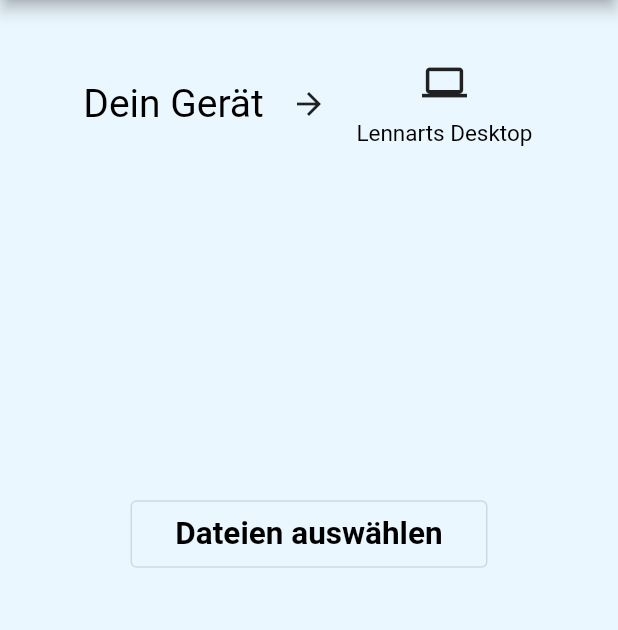
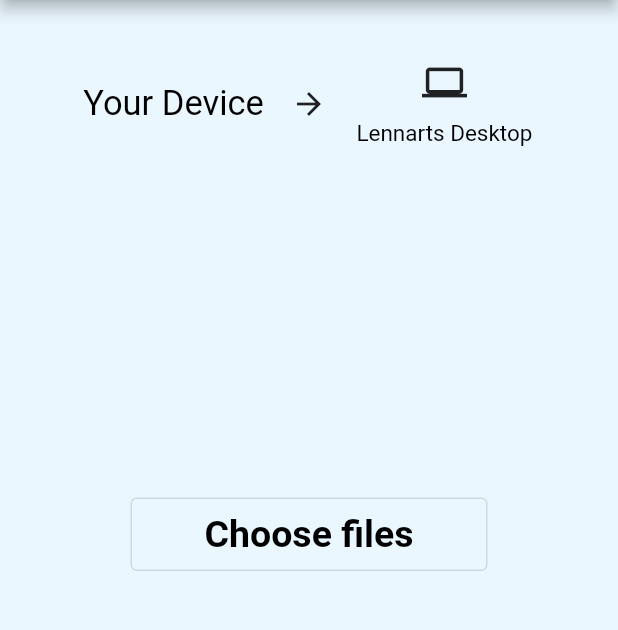
Before and after one commit to szettl135/share2desktop, a Flutter app: the screen it shows after launch, after a tap on "Lennarts Desktop", on a phone screen of 412 x 824 dp, the part 84-714 px from its top. Run offline on Flutter 3.47's test engine with Material 2 defaults, Android fonts, the phone set to English and light mode, and no system bars; drawn by our look-alikes of auto_size_text; our stand-ins replace adaptive_theme, device_info_plus, qr_flutter; missing offline and left inert: platform_device_id; generated files the repository leaves out were written again; Roboto replaces fonts that are missing (Arial).

Commit message:
chooseFiles localized

```diff
--- a/lib/chooseFiles.dart
+++ b/lib/chooseFiles.dart
@@ -2,7 +2,7 @@
 import 'package:auto_size_text/auto_size_text.dart';
 import 'package:flutter/material.dart';
 import 'package:share2desktop/receiveFiles.dart';
-
+import 'package:flutter_gen/gen_l10n/app_localizations.dart';
 
 import 'package:flutter/foundation.dart';
 
@@ -40,7 +40,7 @@ var devicesGroup = AutoSizeGroup();
                 SizedBox(height:10),
                 Container(alignment: Alignment.center, width: MediaQuery.of(context).size.width * 0.30,
                   child:
-                AutoSizeText("Dein Gerät",style: Theme.of(context).textTheme.headline4, group: devicesGroup, maxLines: 1, minFontSize: 5, maxFontSize: 30, stepGranularity: 1,overflow: TextOverflow.ellipsis)),
+                AutoSizeText(AppLocalizations.of(context)!.yourDevice,style: Theme.of(context).textTheme.headline4, group: devicesGroup, maxLines: 1, minFontSize: 5, maxFontSize: 30, stepGranularity: 1,overflow: TextOverflow.ellipsis)),
                 SizedBox(height: 10),
 
               ],),
@@ -82,7 +82,7 @@ var devicesGroup = AutoSizeGroup();
                   },child: Container(alignment: Alignment.center, padding: EdgeInsets.all(10),
 
                     width: MediaQuery.of(context).size.width * 0.5,
-                    child: AutoSizeText("Dateien auswählen", maxLines: 1, textAlign: TextAlign.center, overflow: TextOverflow.ellipsis, minFontSize: 5, maxFontSize: 30, stepGranularity: 1, style: Theme.of(context).textTheme.headline3 ))
+                    child: AutoSizeText(AppLocalizations.of(context)!.chooseFiles, maxLines: 1, textAlign: TextAlign.center, overflow: TextOverflow.ellipsis, minFontSize: 5, maxFontSize: 30, stepGranularity: 1, style: Theme.of(context).textTheme.headline3 ))
                     ),
         Spacer(flex:2)
       ])
```
